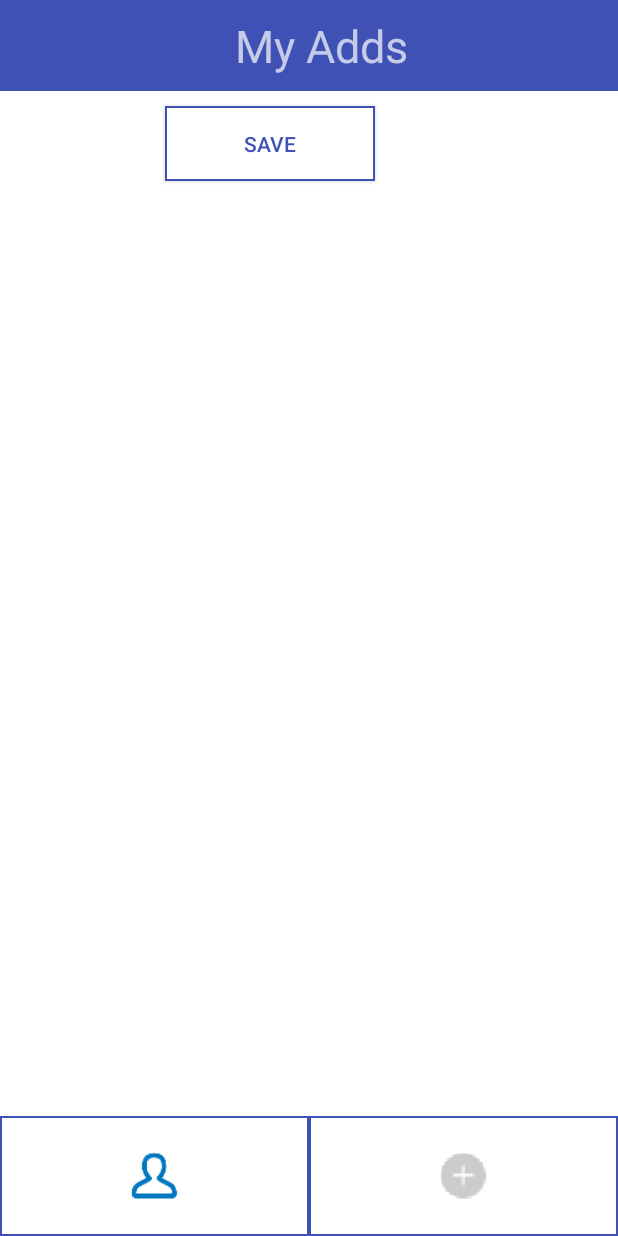
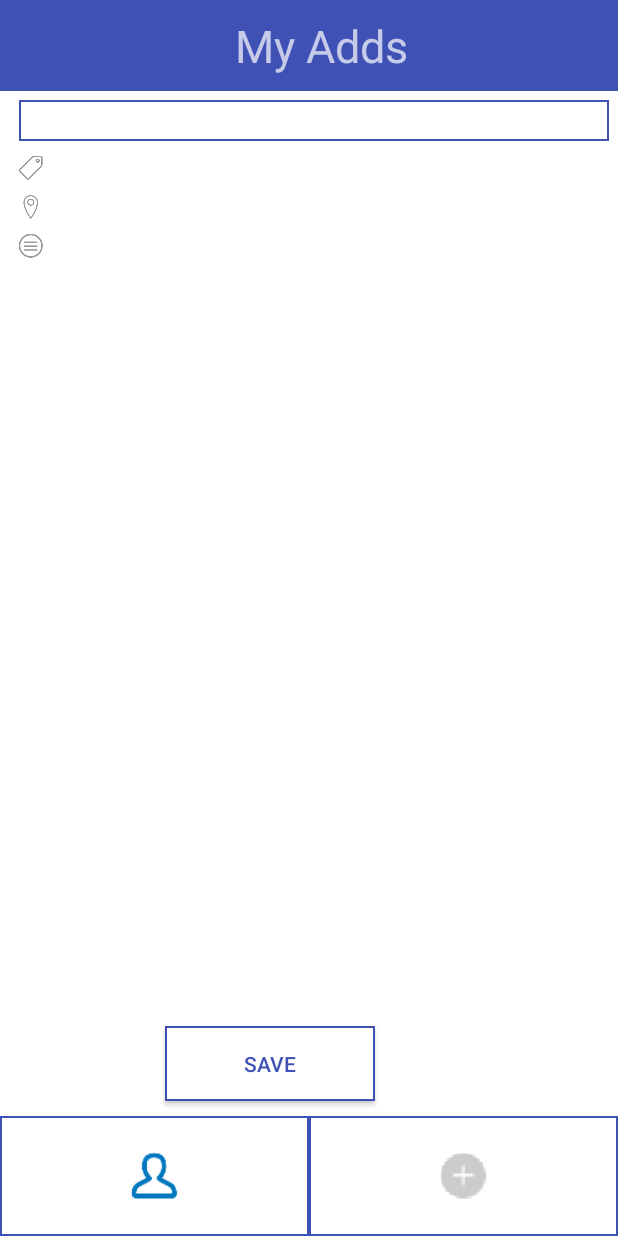
Before and after one commit to lunaq777/AddDemo, an Android app: the screen it shows after launch (NavigationActivity), after a tap on an icon or button, on a phone screen of 412 x 824 dp. Run offline under Robolectric (Android 15) with nearby library versions, the phone set to English and light mode, and no system bars.

```diff
--- a/app/src/main/java/com/example/lucky/adddemo/AddsAdapter.java
+++ b/app/src/main/java/com/example/lucky/adddemo/AddsAdapter.java
@@ -1,7 +1,6 @@
 package com.example.lucky.adddemo;
 
 import android.app.Activity;
-import android.content.Context;
 import android.graphics.Bitmap;
 import android.support.annotation.NonNull;
 import android.view.LayoutInflater;
@@ -17,12 +16,11 @@ import android.widget.TextView;
 
 public class AddsAdapter extends ArrayAdapter<String> {
     private final Activity mContext;
-    private final String[] mTitle;
-    private final String[] mPrice;
-    private final String[] mLocation;
-    private final String[] mDescription;
-    private final Bitmap[] mImgId;
-
+    private  String[] mTitle;
+    private  String[] mPrice;
+    private  String[] mLocation;
+    private  String[] mDescription;
+    private  Bitmap[] mImgId;
 
     public AddsAdapter(Activity context, String[] title, String[] price, String[] location, String[] description,
                        Bitmap[] imgId) {
--- a/app/src/main/java/com/example/lucky/adddemo/NavigationActivity.java
+++ b/app/src/main/java/com/example/lucky/adddemo/NavigationActivity.java
@@ -1,5 +1,7 @@
 package com.example.lucky.adddemo;
 
+import android.app.Activity;
+import android.content.Context;
 import android.support.v4.app.Fragment;
 import android.support.v4.app.FragmentManager;
 import android.support.v7.app.AppCompatActivity;
@@ -11,6 +13,7 @@ import android.widget.TextView;
 
 import fragments.AddInfoFragment;
 import fragments.MyAddsFragment;
+import utils.AddContainer;
 import utils.Switcher;
 
 public class NavigationActivity extends AppCompatActivity implements View.OnClickListener, Switcher {
@@ -19,6 +22,7 @@ public class NavigationActivity extends AppCompatActivity implements View.OnClic
     private TextView mToolbarTitle;
     private ImageButton mMyAdds;
     private ImageButton mPlaceAd;
+    private AddContainer mContainer;
 
     @Override
     protected void onCreate(Bundle savedInstanceState) {
@@ -28,6 +32,7 @@ public class NavigationActivity extends AppCompatActivity implements View.OnClic
     }
 
     private void initGUI() {
+        mContainer = new AddContainer(" ", " ", " ", " ", null);
         mToolbar = (Toolbar) findViewById(R.id.navi_toolbar);
         mToolbarTitle = (TextView) findViewById(R.id.navi_toolbar_title);
         mMyAdds = (ImageButton) findViewById(R.id.my_button);
@@ -80,11 +85,32 @@ public class NavigationActivity extends AppCompatActivity implements View.OnClic
         }
     }
 
-    private void switchFragment(Fragment fragment, String title, String tag){
+    private void switchFragment(Fragment fragment, String title, String tag) {
         mToolbarTitle.setText(title);
         FragmentManager fragmentManager = getSupportFragmentManager();
         fragmentManager.beginTransaction()
                 .replace(R.id.main_fragment_container, fragment, tag)
                 .addToBackStack(tag).commit();
     }
+
+    public void addTitle(String title) {
+        mContainer.setTitle(title);
+    }
+
+    public void addPrice(String price) {
+        mContainer.setPrice(price);
+    }
+
+    public void addLocation(String location) {
+        mContainer.setLocation(location);
+    }
+
+    public void addDescription(String description) {
+        mContainer.setDescription(description);
+    }
+
+    public AddsAdapter getAdapter(Activity context){
+        return new AddsAdapter(context, mContainer.getTitles(), mContainer.getPrices(),
+                mContainer.getLocations(), mContainer.getDescriptions(), mContainer.getPictures());
+    }
 }
--- a/app/src/main/java/fragments/AddInfoFragment.java
+++ b/app/src/main/java/fragments/AddInfoFragment.java
@@ -7,6 +7,7 @@ import android.view.LayoutInflater;
 import android.view.View;
 import android.view.ViewGroup;
 import android.widget.Button;
+import android.widget.EditText;
 
 import com.example.lucky.adddemo.NavigationActivity;
 import com.example.lucky.adddemo.R;
@@ -23,6 +24,10 @@ public class AddInfoFragment extends Fragment {
     public static final String TITLE = "Add Info";
     private Switcher mSwitcher;
     private Button mNextButton;
+    private NavigationActivity mActivity;
+    private EditText mTitleText;
+    private EditText mDescrText;
+    private EditText mPriceText;
 
     @Override
     public void onCreate(@Nullable Bundle savedInstanceState) {
@@ -32,12 +37,19 @@ public class AddInfoFragment extends Fragment {
     @Override
     public View onCreateView(LayoutInflater inflater, ViewGroup container, Bundle savedInstanceState) {
         View view = inflater.inflate(R.layout.add_info_fragment, container, false);
-        setSwitcher((Switcher) getActivity());
+        mActivity = (NavigationActivity) getActivity();
+        setSwitcher(mActivity);
+        mTitleText = (EditText) view.findViewById(R.id.add_title);
+        mDescrText = (EditText) view.findViewById(R.id.add_description);
+        mPriceText = (EditText) view.findViewById(R.id.add_price);
         mNextButton = (Button) view.findViewById(R.id.button_next);
         mNextButton.setOnClickListener(new View.OnClickListener() {
             @Override
             public void onClick(View v) {
                 mSwitcher.onFragmentSwitch(new PhotoFragment(), PhotoFragment.TITLE, PhotoFragment.TAG);
+                mActivity.addTitle(mTitleText.getText().toString());
+                mActivity.addDescription(mDescrText.getText().toString());
+                mActivity.addPrice(mPriceText.getText().toString());
             }
         });
         return view;
--- a/app/src/main/java/fragments/CategoryFragment.java
+++ b/app/src/main/java/fragments/CategoryFragment.java
@@ -68,6 +68,7 @@ public class CategoryFragment extends Fragment {
             public void onItemSelected(AdapterView<?> arg0, View arg1,
                                        int position, long id) {
                 mSpinItem = arg0.getItemAtPosition(position).toString();
+                Log.d(TAG, "Category: " + mSpinItem);
             }
 
             @Override
@@ -83,6 +84,7 @@ public class CategoryFragment extends Fragment {
             @Override
             public void onItemSelected(AdapterView<?> parent, View view, int position, long id) {
                 mSubSpinItem = parent.getItemAtPosition(position).toString();
+                Log.d(TAG, "Sub Category: " + mSubSpinItem);
             }
 
             @Override
--- a/app/src/main/java/fragments/ContactsFragment.java
+++ b/app/src/main/java/fragments/ContactsFragment.java
@@ -3,6 +3,7 @@ package fragments;
 import android.support.annotation.Nullable;
 import android.support.v4.app.Fragment;
 import android.os.Bundle;
+import android.util.Log;
 import android.view.LayoutInflater;
 import android.view.View;
 import android.view.ViewGroup;
@@ -28,7 +29,7 @@ public class ContactsFragment extends Fragment {
     private Button mSaveButton;
     private CheckBox mCheckFaceBook;
     private CheckBox mCheckLocation;
-    private EditText mPhoneNum;
+    private EditText mPhoneText;
 
     @Override
     public void onCreate(@Nullable Bundle savedInstanceState) {
@@ -39,7 +40,7 @@ public class ContactsFragment extends Fragment {
     public View onCreateView(LayoutInflater inflater, ViewGroup container, Bundle savedInstanceState) {
         View view = inflater.inflate(R.layout.contacts_fragment, container, false);
         setSwitcher((Switcher) getActivity());
-        mPhoneNum = (EditText) view.findViewById(R.id.ph_num);
+        mPhoneText = (EditText) view.findViewById(R.id.ph_num);
         mCheckFaceBook = (CheckBox) view.findViewById(R.id.check_face);
         mCheckLocation = (CheckBox) view.findViewById(R.id.check_loc);
 
@@ -60,6 +61,7 @@ public class ContactsFragment extends Fragment {
         mSaveButton.setOnClickListener(new View.OnClickListener() {
             @Override
             public void onClick(View v) {
+                Log.d(TAG, "Phone: " + mPhoneText.getText().toString());
                 mSwitcher.onFragmentSwitch(new MyAddsFragment(), MyAddsFragment.TITLE, MyAddsFragment.TAG);
             }
         });
--- a/app/src/main/java/fragments/MyAddsFragment.java
+++ b/app/src/main/java/fragments/MyAddsFragment.java
@@ -9,7 +9,7 @@ import android.view.ViewGroup;
 import android.widget.Button;
 import android.widget.ListView;
 
-import com.example.lucky.adddemo.AddsAdapter;
+import com.example.lucky.adddemo.NavigationActivity;
 import com.example.lucky.adddemo.R;
 
 import utils.Switcher;
@@ -25,6 +25,7 @@ public class MyAddsFragment extends Fragment {
     private Switcher mSwitcher;
     private ListView mListView;
     private Button mSaveButton;
+    private NavigationActivity mActivity;
 
     @Override
     public void onCreate(@Nullable Bundle savedInstanceState) {
@@ -34,10 +35,11 @@ public class MyAddsFragment extends Fragment {
     @Override
     public View onCreateView(LayoutInflater inflater, ViewGroup container, Bundle savedInstanceState) {
         View view = inflater.inflate(R.layout.my_adds_fragment, container, false);
-        setSwitcher((Switcher) getActivity());
+        mActivity = (NavigationActivity) getActivity();
+        setSwitcher(mActivity);
         mListView = (ListView) view.findViewById(R.id.list_adds);
+        mListView.setAdapter(mActivity.getAdapter(getActivity()));
         mSaveButton = (Button) view.findViewById(R.id.button_save_two);
-//        AddsAdapter adaprt = new AddsAdapter();
         return view;
     }
 
@@ -56,16 +58,4 @@ public class MyAddsFragment extends Fragment {
         this.mSwitcher = switcher;
     }
 
-    private String setTitle(){
-        return "";
-    }
-    private String setPrice(){
-        return "";
-    }
-    private String setLocation(){
-        return "";
-    }
-    private String setDescription(){
-        return "";
-    }
 }
--- a/app/src/main/java/utils/AddContainer.java
+++ b/app/src/main/java/utils/AddContainer.java
@@ -1,13 +1,79 @@
 package utils;
+
+import android.graphics.Bitmap;
 
 /**
  * Created by Lucky on 3/25/2017.
  */
 
 public class AddContainer {
-    private String title;
-    private String price;
-    private String location;
-    private String description;
+    private String mTitle;
+    private String mPrice;
+    private String mLocation;
+    private String mDescription;
+    private Bitmap mPicture;
+
+    public AddContainer(String tit, String pri, String loc, String des, Bitmap pic) {
+        this.mTitle = tit;
+        this.mPrice = pri;
+        this.mLocation = loc;
+        this.mDescription = des;
+        this.mPicture = pic;
+    }
+
+    public String[] getTitles(){
+        return new String[]{mTitle};
+    }
+    public String[] getPrices(){
+        return new String[]{mPrice};
+    }
+    public String[] getLocations(){
+        return new String[]{mLocation};
+    }
+    public String[] getDescriptions(){
+        return new String[]{mDescription};
+    }
+    public Bitmap[] getPictures(){
+        return new Bitmap[]{mPicture};
+    }
+    public void setTitle(String title) {
+        this.mTitle = title;
+    }
+
+    public String getTitle() {
+        return mTitle;
+    }
+
+    public void setPrice(String price) {
+        this.mPrice = price;
+    }
+
+    public String getPrice() {
+        return mPrice;
+    }
+
+    public void setLocation(String location) {
+        this.mLocation = location;
+    }
+
+    public String getLocation() {
+        return mLocation;
+    }
+
+    public void setDescription(String description) {
+        this.mDescription = description;
+    }
+
+    public String getDescription() {
+        return mDescription;
+    }
+
+    public void setPicture(Bitmap pic) {
+        this.mPicture = pic;
+    }
+
+    public Bitmap getPicture() {
+        return mPicture;
+    }
 
 }
--- a/app/src/main/res/layout/add_info_fragment.xml
+++ b/app/src/main/res/layout/add_info_fragment.xml
@@ -65,6 +65,7 @@
                 android:textColor="@color/colorBlack"
                 android:background="@drawable/blue_rectangle"
                 android:maxLength="12"
+                android:inputType="number"
                 android:singleLine="true"
                 android:ellipsize="end"/>
 
--- a/app/src/main/res/layout/contacts_fragment.xml
+++ b/app/src/main/res/layout/contacts_fragment.xml
@@ -31,6 +31,7 @@
             android:textColorHint="@color/colorGrey"
             android:textColor="@color/colorBlack"
             android:background="@drawable/blue_rectangle"
+            android:inputType="number"
             android:maxLength="20"
             android:singleLine="true"
             android:ellipsize="end" />
--- a/app/src/main/res/layout/list_item.xml
+++ b/app/src/main/res/layout/list_item.xml
@@ -10,8 +10,7 @@
         android:layout_alignParentBottom="true"
         android:layout_alignParentStart="true"
         android:layout_alignParentTop="true"
-        android:layout_marginRight="6dip"
-        android:src="@drawable/ic_my_ads_prs" />
+        android:layout_marginRight="6dip" />
 
     <TextView
         android:id="@+id/title"
@@ -40,13 +39,12 @@
         android:id="@+id/price"
         android:layout_width="fill_parent"
         android:layout_height="wrap_content"
-
+        android:layout_marginTop="@dimen/margin_ten"
         android:layout_below="@+id/title"
         android:layout_toRightOf="@id/icon_price"
         android:gravity="center_vertical"
         android:text="price"
-        android:textColor="@color/colorBlack"
-        android:textSize="@dimen/face_loc_size" />
+        android:textColor="@color/colorBlack" />
 
     <ImageView
         android:id="@+id/icon_loc"
@@ -61,13 +59,12 @@
         android:id="@+id/loc"
         android:layout_width="fill_parent"
         android:layout_height="wrap_content"
+        android:layout_marginTop="@dimen/margin_ten"
         android:layout_below="@+id/price"
-        android:layout_marginTop="@dimen/margin_ten"
         android:layout_toRightOf="@id/icon_loc"
         android:gravity="center_vertical"
         android:text="loc"
-        android:textColor="@color/colorBlack"
-        android:textSize="@dimen/face_loc_size" />
+        android:textColor="@color/colorBlack" />
 
     <ImageView
         android:id="@+id/icon_description"
@@ -82,11 +79,11 @@
         android:id="@+id/description"
         android:layout_width="fill_parent"
         android:layout_height="wrap_content"
+        android:layout_marginTop="@dimen/margin_ten"
         android:layout_below="@+id/loc"
         android:layout_toRightOf="@id/icon_description"
         android:gravity="center_vertical"
         android:text="description"
-        android:textColor="@color/colorBlack"
-        android:textSize="@dimen/face_loc_size" />
+        android:textColor="@color/colorBlack" />
 
 </RelativeLayout>
--- a/app/src/main/res/layout/my_adds_fragment.xml
+++ b/app/src/main/res/layout/my_adds_fragment.xml
@@ -1,6 +1,6 @@
 <?xml version="1.0" encoding="utf-8"?>
 
-<RelativeLayout xmlns:android="http://schemas.android.com/apk/res/android"
+<FrameLayout xmlns:android="http://schemas.android.com/apk/res/android"
     android:layout_width="match_parent"
     android:layout_height="match_parent">
 
@@ -8,7 +8,6 @@
         android:id="@+id/list_adds"
         android:layout_width="match_parent"
         android:layout_height="match_parent"
-        android:layout_above="@+id/button_save_two"
         android:cacheColorHint="#000000"
         android:clipToPadding="false"
         android:divider="@null"
@@ -22,11 +21,11 @@
         android:layout_width="@dimen/button_width"
         android:layout_height="@dimen/button_text_height"
         android:layout_gravity="center_vertical|bottom"
+        android:layout_marginBottom="@dimen/margin_ten"
         android:layout_marginLeft="@dimen/button_margin_left"
-        android:layout_marginTop="@dimen/margin_ten"
         android:background="@drawable/blue_rectangle"
         android:shadowColor="?attr/colorPrimary"
         android:text="@string/button_save"
         android:textColor="?attr/colorPrimary" />
 
-</RelativeLayout>
+</FrameLayout>
```
Lines whose indentation alone changed are shown as unchanged.
